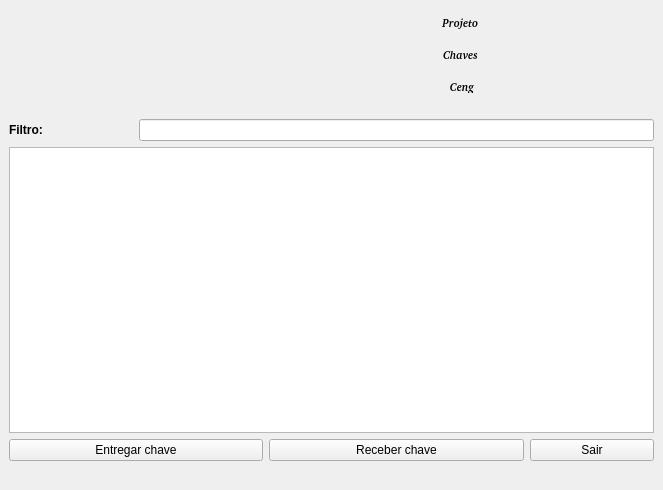
This is nivel1.ui in walkermarcos/Chaves as Qt 5 draws it before an edit. The edited form follows.
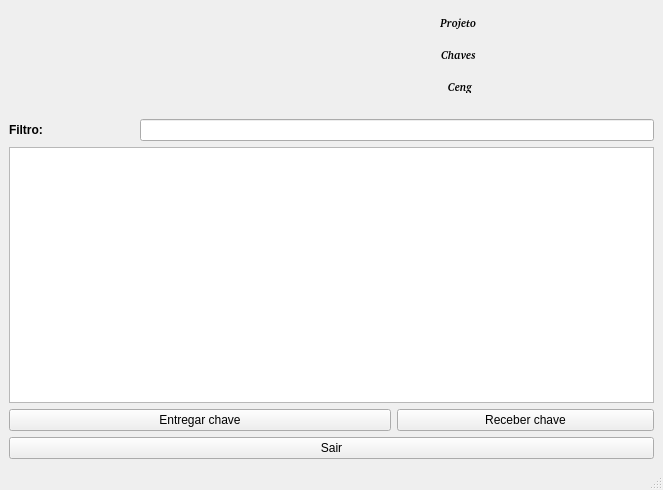
This is the edited form. Icons and pictures are not drawn.

Diff of the .ui file:
```diff
--- a/nivel1.ui
+++ b/nivel1.ui
@@ -14,21 +14,21 @@
    </rect>
   </property>
   <property name="sizePolicy">
-   <sizepolicy hsizetype="Expanding" vsizetype="Expanding">
+   <sizepolicy hsizetype="Preferred" vsizetype="Preferred">
     <horstretch>0</horstretch>
     <verstretch>0</verstretch>
    </sizepolicy>
   </property>
   <property name="minimumSize">
    <size>
-    <width>663</width>
-    <height>490</height>
+    <width>0</width>
+    <height>0</height>
    </size>
   </property>
   <property name="maximumSize">
    <size>
-    <width>9999999</width>
-    <height>9999999</height>
+    <width>16777215</width>
+    <height>16777215</height>
    </size>
   </property>
   <property name="windowTitle">
@@ -142,7 +142,21 @@
       </attribute>
      </widget>
     </item>
-    <item row="4" column="0" colspan="2">
+    <item row="5" column="0" colspan="5">
+     <widget class="QPushButton" name="but_sair">
+      <property name="text">
+       <string>Sair</string>
+      </property>
+     </widget>
+    </item>
+    <item row="4" column="3" colspan="2">
+     <widget class="QPushButton" name="but_rec">
+      <property name="text">
+       <string>Receber chave</string>
+      </property>
+     </widget>
+    </item>
+    <item row="4" column="0" colspan="3">
      <widget class="QPushButton" name="but_entr">
       <property name="sizePolicy">
        <sizepolicy hsizetype="Preferred" vsizetype="Fixed">
@@ -155,35 +169,134 @@
       </property>
      </widget>
     </item>
-    <item row="4" column="2" colspan="2">
-     <widget class="QPushButton" name="but_rec">
-      <property name="text">
-       <string>Receber chave</string>
-      </property>
-     </widget>
-    </item>
-    <item row="4" column="4">
-     <widget class="QPushButton" name="but_sair">
-      <property name="text">
-       <string>Sair</string>
-      </property>
-     </widget>
-    </item>
-    <item row="5" column="0" colspan="5">
-     <spacer name="horizontalSpacer_2">
-      <property name="orientation">
-       <enum>Qt::Horizontal</enum>
-      </property>
-      <property name="sizeHint" stdset="0">
-       <size>
-        <width>80</width>
-        <height>20</height>
-       </size>
-      </property>
-     </spacer>
-    </item>
    </layout>
   </widget>
+  <widget class="QStatusBar" name="statusBar">
+   <property name="palette">
+    <palette>
+     <active>
+      <colorrole role="WindowText">
+       <brush brushstyle="SolidPattern">
+        <color alpha="255">
+         <red>0</red>
+         <green>0</green>
+         <blue>255</blue>
+        </color>
+       </brush>
+      </colorrole>
+      <colorrole role="Text">
+       <brush brushstyle="SolidPattern">
+        <color alpha="255">
+         <red>0</red>
+         <green>0</green>
+         <blue>255</blue>
+        </color>
+       </brush>
+      </colorrole>
+      <colorrole role="ButtonText">
+       <brush brushstyle="SolidPattern">
+        <color alpha="255">
+         <red>0</red>
+         <green>0</green>
+         <blue>255</blue>
+        </color>
+       </brush>
+      </colorrole>
+      <colorrole role="ToolTipText">
+       <brush brushstyle="SolidPattern">
+        <color alpha="255">
+         <red>0</red>
+         <green>0</green>
+         <blue>255</blue>
+        </color>
+       </brush>
+      </colorrole>
+     </active>
+     <inactive>
+      <colorrole role="WindowText">
+       <brush brushstyle="SolidPattern">
+        <color alpha="255">
+         <red>0</red>
+         <green>0</green>
+         <blue>255</blue>
+        </color>
+       </brush>
+      </colorrole>
+      <colorrole role="Text">
+       <brush brushstyle="SolidPattern">
+        <color alpha="255">
+         <red>0</red>
+         <green>0</green>
+         <blue>255</blue>
+        </color>
+       </brush>
+      </colorrole>
+      <colorrole role="ButtonText">
+       <brush brushstyle="SolidPattern">
+        <color alpha="255">
+         <red>0</red>
+         <green>0</green>
+         <blue>255</blue>
+        </color>
+       </brush>
+      </colorrole>
+      <colorrole role="ToolTipText">
+       <brush brushstyle="SolidPattern">
+        <color alpha="255">
+         <red>0</red>
+         <green>0</green>
+         <blue>255</blue>
+        </color>
+       </brush>
+      </colorrole>
+     </inactive>
+     <disabled>
+      <colorrole role="WindowText">
+       <brush brushstyle="SolidPattern">
+        <color alpha="255">
+         <red>123</red>
+         <green>123</green>
+         <blue>123</blue>
+        </color>
+       </brush>
+      </colorrole>
+      <colorrole role="Text">
+       <brush brushstyle="SolidPattern">
+        <color alpha="255">
+         <red>123</red>
+         <green>123</green>
+         <blue>123</blue>
+        </color>
+       </brush>
+      </colorrole>
+      <colorrole role="ButtonText">
+       <brush brushstyle="SolidPattern">
+        <color alpha="255">
+         <red>123</red>
+         <green>123</green>
+         <blue>123</blue>
+        </color>
+       </brush>
+      </colorrole>
+      <colorrole role="ToolTipText">
+       <brush brushstyle="SolidPattern">
+        <color alpha="255">
+         <red>0</red>
+         <green>0</green>
+         <blue>255</blue>
+        </color>
+       </brush>
+      </colorrole>
+     </disabled>
+    </palette>
+   </property>
+   <property name="font">
+    <font>
+     <weight>75</weight>
+     <bold>true</bold>
+    </font>
+   </property>
+  </widget>
  </widget>
  <resources>
   <include location="logo.qrc"/>
```
